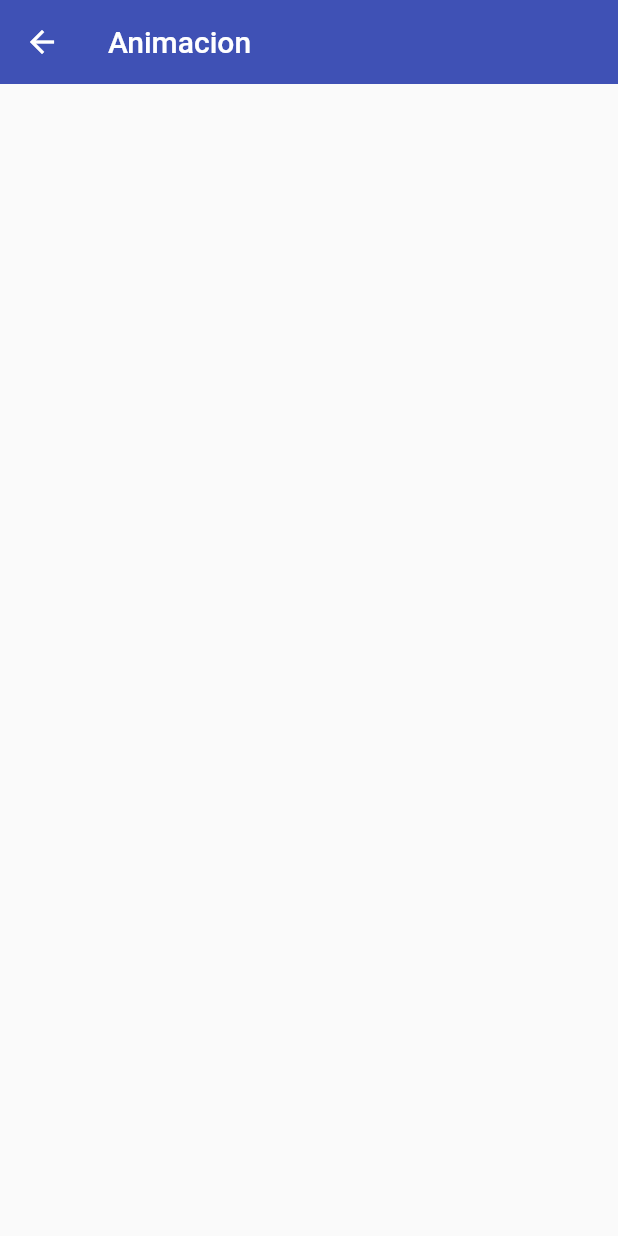
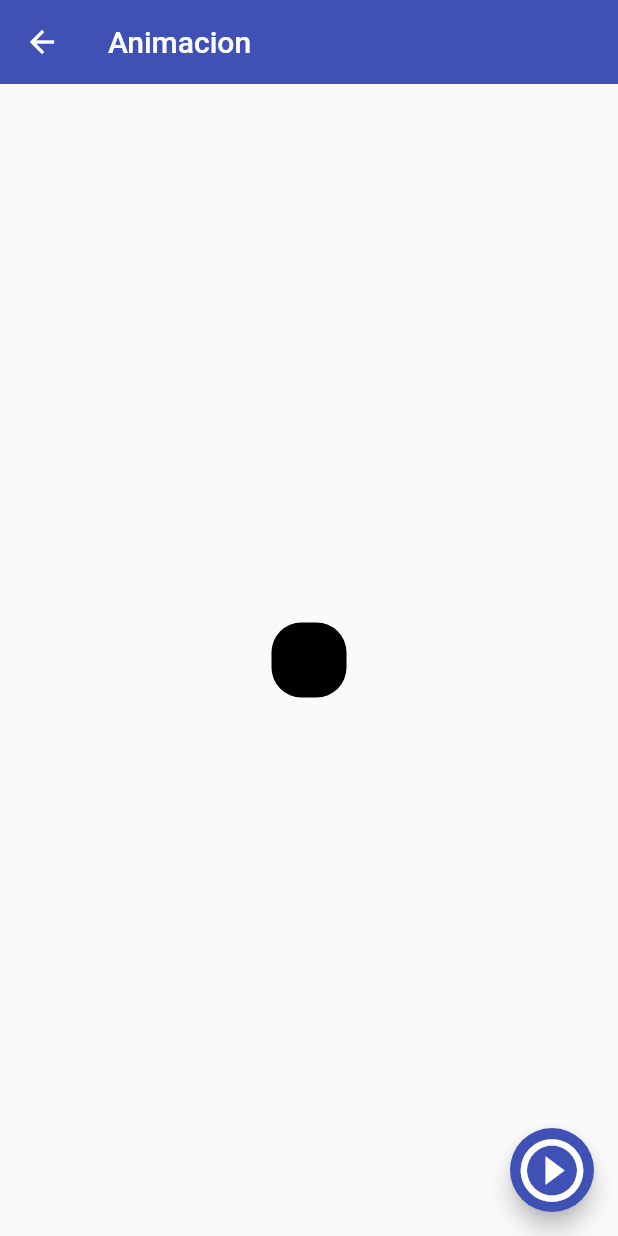
Before and after one commit to MoisesNoriega/fl_components, a Flutter app: the AnimatedScreen screen opened by its route, on a phone screen of 412 x 824 dp. Run offline on Flutter 3.47's test engine with Material 2 defaults, Android fonts, the phone set to English and light mode, and no system bars.

```diff
--- a/lib/router/app_routers.dart
+++ b/lib/router/app_routers.dart
@@ -1,4 +1,5 @@
 import 'package:fl_components/models/menu_option.dart';
+import 'package:fl_components/src/inputs_screen.dart';
 import 'package:flutter/material.dart';
 
 import '../src/src.dart';
@@ -41,7 +42,11 @@ class AppRouters {
         name: 'Animated',
         screen: const AnimatedScreen(),
         icon: Icons.animation_outlined),
-
+    MenuOption(
+        route: 'inputs',
+        name: 'Inputs',
+        screen: const InputsScreen(),
+        icon: Icons.text_fields_outlined),
   ];
 
   static Map<String, Widget Function(BuildContext)> getAppRoutes() {
--- a/lib/src/animated_screen.dart
+++ b/lib/src/animated_screen.dart
@@ -1,8 +1,39 @@
+
+import 'dart:math';
 
 import 'package:flutter/material.dart';
 
-class AnimatedScreen extends StatelessWidget {
+class AnimatedScreen extends StatefulWidget {
   const AnimatedScreen({super.key});
+
+  @override
+  State<AnimatedScreen> createState() => _AnimatedScreenState();
+}
+
+class _AnimatedScreenState extends State<AnimatedScreen> {
+
+double _width=50;
+double _height=50;
+Color _color= Colors.black;
+BorderRadiusGeometry _borderRadius= BorderRadius.circular(20);
+
+void changeSaphe(){
+  Random random=Random();
+  _width=random.nextInt(200).toDouble()+30;
+  _height=random.nextInt(150).toDouble() +40;
+  _color=Color.fromRGBO(
+    random.nextInt(255),
+    random.nextInt(255),
+    random.nextInt(255),
+    1);
+  _borderRadius=BorderRadius.circular(random.nextInt(60).toDouble()+10);
+
+
+  setState(() {
+
+  });
+}
+
 
   @override
   Widget build(BuildContext context) {
@@ -10,9 +41,25 @@ class AnimatedScreen extends StatelessWidget {
       appBar: AppBar(
         title: const Text('Animacion'),
       ),
-      body: const Center(
+      body:  Center(
+        child: AnimatedContainer(
+          width: _width,
+          height: _height,
+          duration: const Duration(milliseconds: 300),
+          curve: Curves.easeOutCubic,
+          decoration:  BoxDecoration(
+            color: _color,
+            borderRadius: _borderRadius
+          ),
+
+        ),
 
       ),
+      floatingActionButton: FloatingActionButton(
+        child: const Icon(Icons.play_circle_outline, size: 50,),
+
+        onPressed: ()=> changeSaphe()
+        ),
     );
   }
 }
```
Also changed, not shown: lib/src/inputs_screen.dart (+103 -24 lines), lib/widgets/custum_input_field.dart (+12 -7 lines).
